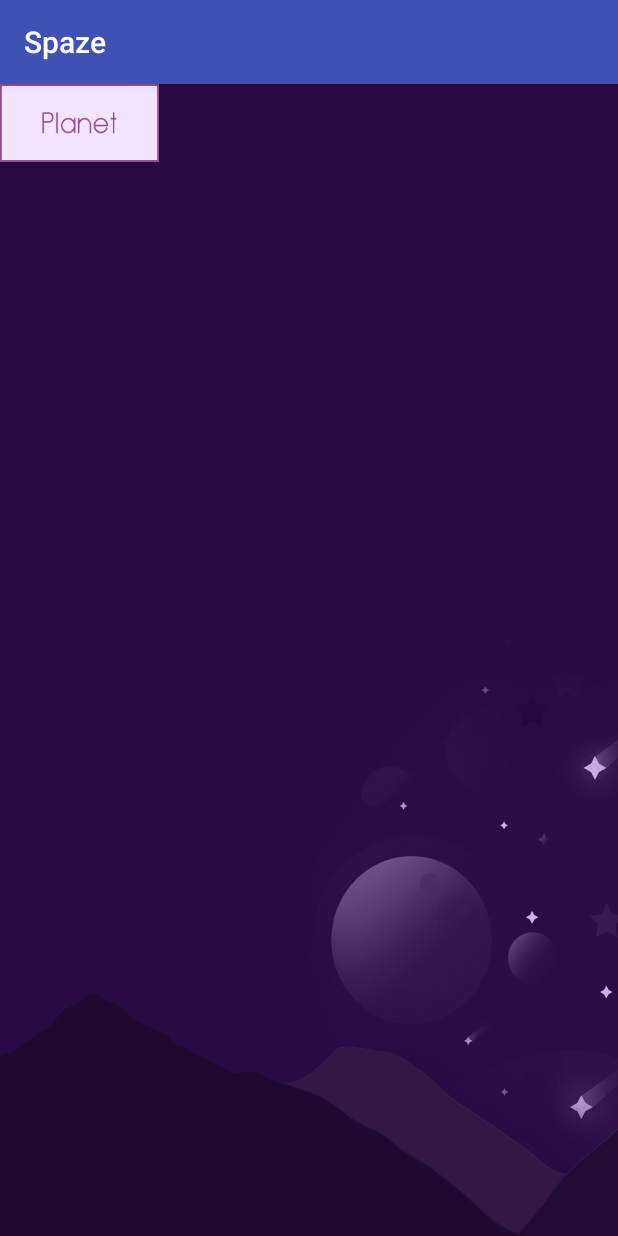
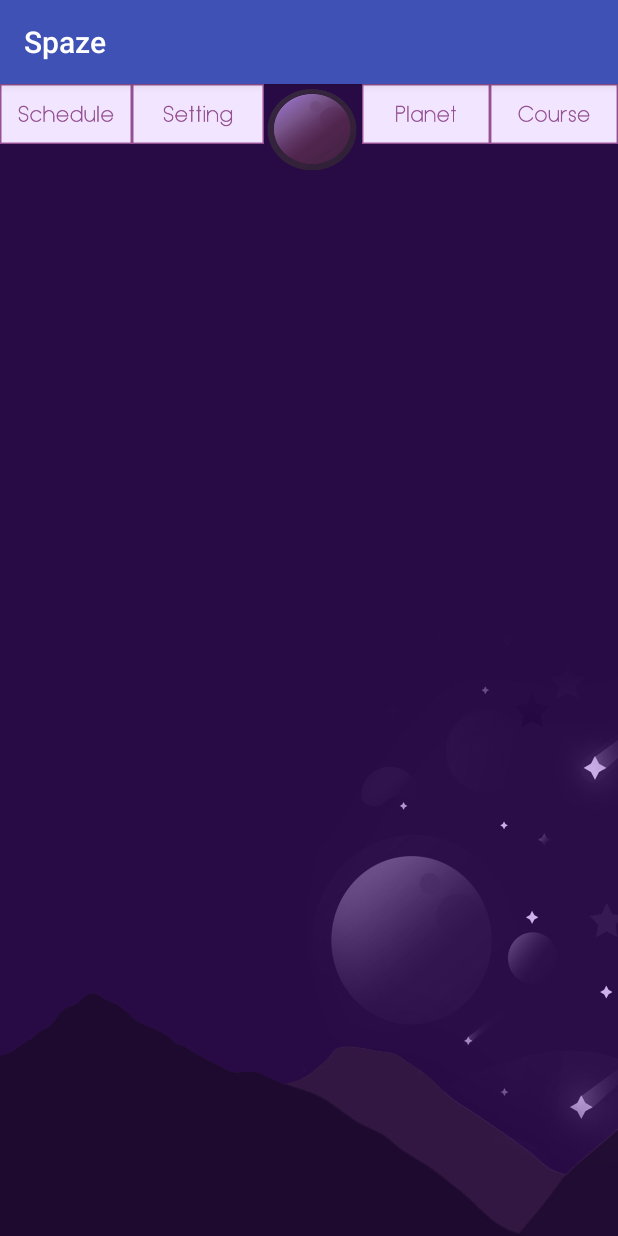
Before and after one commit to iNonzq/Spaze, an Android app: the screen it shows after launch (MainActivity), on a phone screen of 412 x 824 dp. Run offline under Robolectric (Android 15) with nearby library versions, the phone set to English and light mode, and no system bars.

Commit message:
add button

```diff
--- a/app/src/main/java/com/example/nonz/spaze/MainActivity.java
+++ b/app/src/main/java/com/example/nonz/spaze/MainActivity.java
@@ -13,7 +13,7 @@ public class MainActivity extends AppCompatActivity {
     protected void onCreate(Bundle savedInstanceState) {
         super.onCreate(savedInstanceState);
         setContentView(R.layout.activity_main);
-        a1 = (ImageButton) findViewById(R.id.imageButton2);
+        a1 = (ImageButton) findViewById(R.id.courseBtt);
         a1.setOnClickListener(new View.OnClickListener() {
             @Override
             public void onClick(View v) {
--- a/app/src/main/res/layout/activity_main.xml
+++ b/app/src/main/res/layout/activity_main.xml
@@ -9,19 +9,55 @@
 
     tools:context="com.example.nonz.spaze.MainActivity">
 
-    <ImageButton
-        android:id="@+id/imageButton2"
-        android:layout_width="106dp"
-        android:layout_height="52dp"
-        android:background="@drawable/icon_course"
-        tools:layout_editor_absoluteX="0dp"
-        tools:layout_editor_absoluteY="0dp" />
+    <LinearLayout
+        android:layout_width="match_parent"
+        android:layout_height="75dp"
+        android:orientation="horizontal">
 
-    <ImageButton
-        android:id="@+id/imageButton3"
-        android:layout_width="106dp"
-        android:layout_height="52dp"
-        android:background="@drawable/icon_planet"
-        tools:layout_editor_absoluteX="106dp"
-        tools:layout_editor_absoluteY="0dp" />
+        <ImageButton
+            android:id="@+id/scheduleBtt"
+            android:layout_width="83dp"
+            android:layout_height="40dp"
+            android:layout_weight="1"
+            android:background="@drawable/icon_schedule"
+            tools:layout_editor_absoluteX="222dp"
+            tools:layout_editor_absoluteY="7dp" />
+
+        <ImageButton
+            android:id="@+id/setBtt"
+            android:layout_width="83dp"
+            android:layout_height="40dp"
+            android:layout_weight="1"
+            android:background="@drawable/icon_setting"
+            tools:layout_editor_absoluteX="305dp"
+            tools:layout_editor_absoluteY="7dp" />
+
+        <ImageButton
+            android:id="@+id/mainBtt"
+            android:layout_width="60dp"
+            android:layout_height="60dp"
+            android:layout_weight="1"
+            android:background="@drawable/icon_main"
+            tools:layout_editor_absoluteX="162dp"
+            tools:layout_editor_absoluteY="0dp" />
+
+        <ImageButton
+            android:id="@+id/planetBtt"
+            android:layout_width="80dp"
+            android:layout_height="40dp"
+            android:layout_weight="1"
+            android:background="@drawable/icon_planet"
+            tools:layout_editor_absoluteX="80dp"
+            tools:layout_editor_absoluteY="7dp" />
+
+        <ImageButton
+            android:id="@+id/courseBtt"
+            android:layout_width="80dp"
+            android:layout_height="40dp"
+            android:layout_weight="1"
+            android:background="@drawable/icon_course"
+            tools:layout_editor_absoluteX="0dp"
+            tools:layout_editor_absoluteY="7dp" />
+    </LinearLayout>
+
 </android.support.constraint.ConstraintLayout>
```
Also changed, not shown: app/src/main/res/drawable/icon_main.png (added), app/src/main/res/drawable/icon_schedule.jpg (added), app/src/main/res/drawable/icon_setting.jpg (added).
